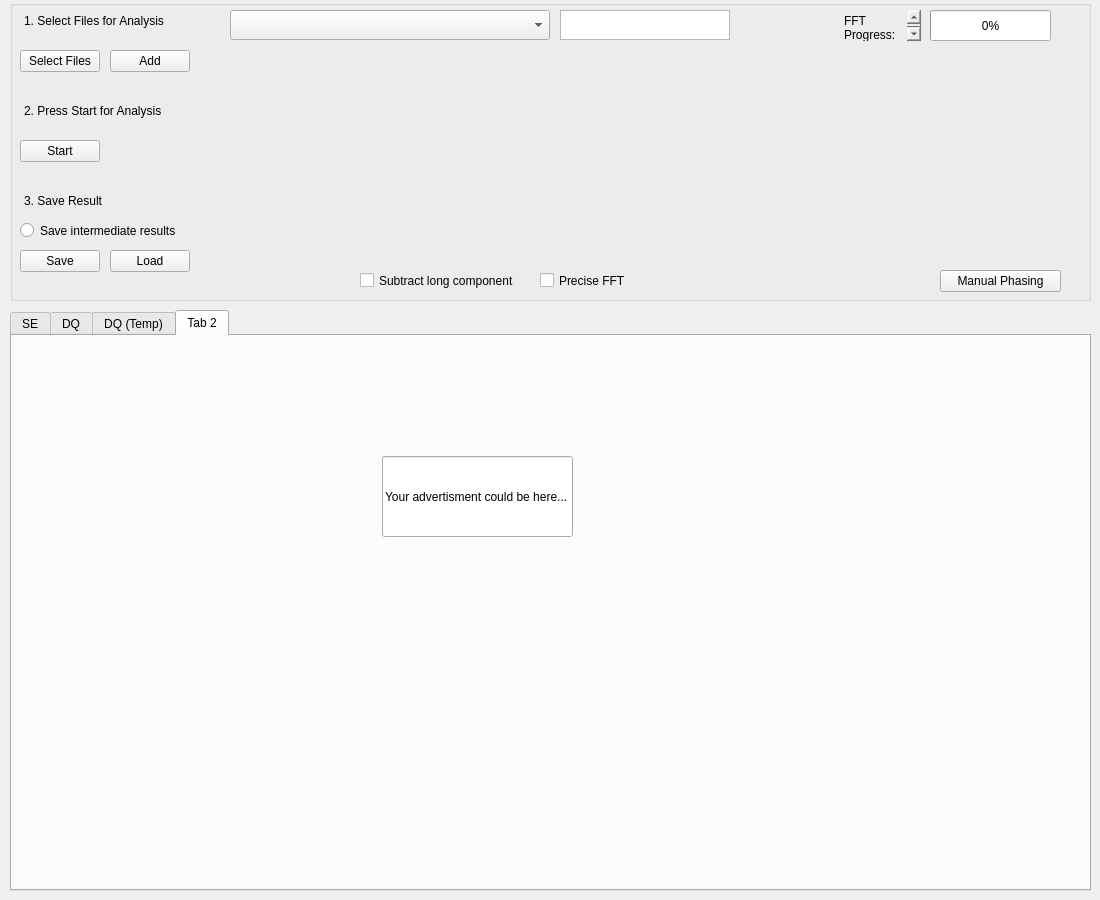
Old version of the form form.ui in the repository timesama/M2-Approach.
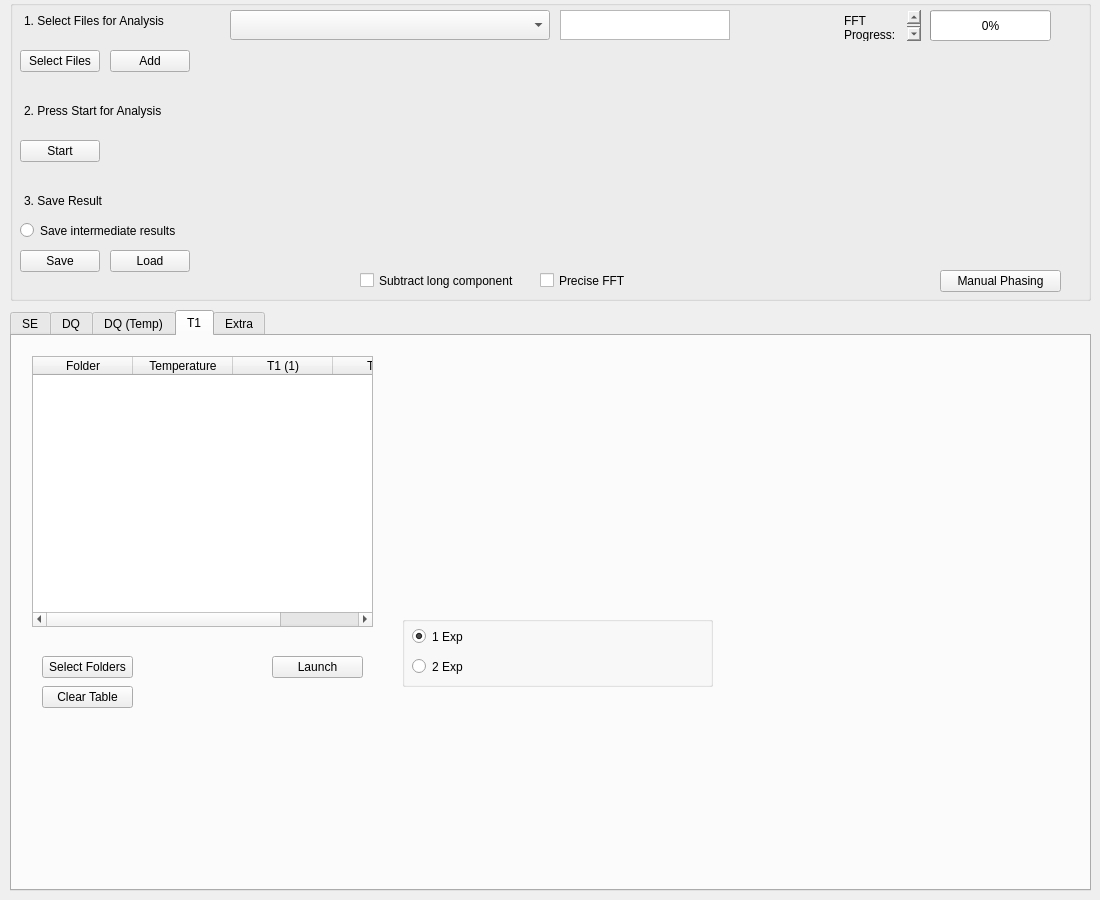
New version of the form. The open tabs and pages were chosen to show the change. Custom widgets are drawn as their Qt base class.

Commit message: Set default back and fore grounds white and black

The edit to the form file:
```diff
--- a/form.ui
+++ b/form.ui
@@ -818,7 +818,217 @@
     </widget>
     <widget class="QWidget" name="tab_4">
      <attribute name="title">
-      <string>Tab 2</string>
+      <string>T1</string>
+     </attribute>
+     <widget class="PlotWidget" name="T1_Widget_1" native="true">
+      <property name="geometry">
+       <rect>
+        <x>390</x>
+        <y>30</y>
+        <width>311</width>
+        <height>241</height>
+       </rect>
+      </property>
+      <property name="styleSheet">
+       <string notr="true"/>
+      </property>
+     </widget>
+     <widget class="QPushButton" name="btn_ClearTable_2">
+      <property name="geometry">
+       <rect>
+        <x>30</x>
+        <y>350</y>
+        <width>91</width>
+        <height>22</height>
+       </rect>
+      </property>
+      <property name="text">
+       <string>Clear Table</string>
+      </property>
+     </widget>
+     <widget class="QTableWidget" name="table_T1">
+      <property name="geometry">
+       <rect>
+        <x>20</x>
+        <y>20</y>
+        <width>341</width>
+        <height>271</height>
+       </rect>
+      </property>
+      <property name="styleSheet">
+       <string notr="true"/>
+      </property>
+      <property name="editTriggers">
+       <set>QAbstractItemView::CurrentChanged</set>
+      </property>
+      <property name="alternatingRowColors">
+       <bool>true</bool>
+      </property>
+      <property name="selectionMode">
+       <enum>QAbstractItemView::ExtendedSelection</enum>
+      </property>
+      <property name="selectionBehavior">
+       <enum>QAbstractItemView::SelectRows</enum>
+      </property>
+      <property name="columnCount">
+       <number>4</number>
+      </property>
+      <column>
+       <property name="text">
+        <string>Folder</string>
+       </property>
+      </column>
+      <column>
+       <property name="text">
+        <string>Temperature</string>
+       </property>
+      </column>
+      <column>
+       <property name="text">
+        <string>T1 (1)</string>
+       </property>
+      </column>
+      <column>
+       <property name="text">
+        <string>T1 (2)</string>
+       </property>
+      </column>
+     </widget>
+     <widget class="QPushButton" name="btn_SelectFolders_T1">
+      <property name="geometry">
+       <rect>
+        <x>30</x>
+        <y>320</y>
+        <width>91</width>
+        <height>22</height>
+       </rect>
+      </property>
+      <property name="text">
+       <string>Select Folders</string>
+      </property>
+     </widget>
+     <widget class="QPushButton" name="btn_Launch_2">
+      <property name="geometry">
+       <rect>
+        <x>260</x>
+        <y>320</y>
+        <width>91</width>
+        <height>22</height>
+       </rect>
+      </property>
+      <property name="text">
+       <string>Launch</string>
+      </property>
+     </widget>
+     <widget class="PlotWidget" name="T1_Widget_2" native="true">
+      <property name="geometry">
+       <rect>
+        <x>730</x>
+        <y>30</y>
+        <width>311</width>
+        <height>241</height>
+       </rect>
+      </property>
+      <property name="styleSheet">
+       <string notr="true"/>
+      </property>
+     </widget>
+     <widget class="QGroupBox" name="groupBox_equations">
+      <property name="geometry">
+       <rect>
+        <x>390</x>
+        <y>280</y>
+        <width>311</width>
+        <height>71</height>
+       </rect>
+      </property>
+      <property name="title">
+       <string/>
+      </property>
+      <widget class="QRadioButton" name="radioButton_2">
+       <property name="geometry">
+        <rect>
+         <x>10</x>
+         <y>10</y>
+         <width>83</width>
+         <height>21</height>
+        </rect>
+       </property>
+       <property name="text">
+        <string>1 Exp</string>
+       </property>
+       <property name="checked">
+        <bool>true</bool>
+       </property>
+      </widget>
+      <widget class="QRadioButton" name="radioButton_3">
+       <property name="geometry">
+        <rect>
+         <x>10</x>
+         <y>40</y>
+         <width>83</width>
+         <height>21</height>
+        </rect>
+       </property>
+       <property name="text">
+        <string>2 Exp</string>
+       </property>
+      </widget>
+      <widget class="QTextEdit" name="textEdit_T1">
+       <property name="geometry">
+        <rect>
+         <x>80</x>
+         <y>10</y>
+         <width>221</width>
+         <height>51</height>
+        </rect>
+       </property>
+       <property name="mouseTracking">
+        <bool>false</bool>
+       </property>
+       <property name="focusPolicy">
+        <enum>Qt::NoFocus</enum>
+       </property>
+       <property name="acceptDrops">
+        <bool>false</bool>
+       </property>
+       <property name="styleSheet">
+        <string notr="true">background: transparent</string>
+       </property>
+       <property name="frameShape">
+        <enum>QFrame::NoFrame</enum>
+       </property>
+       <property name="verticalScrollBarPolicy">
+        <enum>Qt::ScrollBarAlwaysOff</enum>
+       </property>
+       <property name="horizontalScrollBarPolicy">
+        <enum>Qt::ScrollBarAlwaysOff</enum>
+       </property>
+       <property name="sizeAdjustPolicy">
+        <enum>QAbstractScrollArea::AdjustToContents</enum>
+       </property>
+       <property name="undoRedoEnabled">
+        <bool>false</bool>
+       </property>
+       <property name="html">
+        <string>&lt;!DOCTYPE HTML PUBLIC &quot;-//W3C//DTD HTML 4.0//EN&quot; &quot;http://www.w3.org/TR/REC-html40/strict.dtd&quot;&gt;
+&lt;html&gt;&lt;head&gt;&lt;meta name=&quot;qrichtext&quot; content=&quot;1&quot; /&gt;&lt;meta charset=&quot;utf-8&quot; /&gt;&lt;style type=&quot;text/css&quot;&gt;
+p, li { white-space: pre-wrap; }
+hr { height: 1px; border-width: 0; }
+li.unchecked::marker { content: &quot;\2610&quot;; }
+li.checked::marker { content: &quot;\2612&quot;; }
+&lt;/style&gt;&lt;/head&gt;&lt;body style=&quot; font-family:'Segoe UI'; font-size:9pt; font-weight:400; font-style:normal;&quot;&gt;
+&lt;p style=&quot;-qt-paragraph-type:empty; margin-top:0px; margin-bottom:0px; margin-left:0px; margin-right:0px; -qt-block-indent:0; text-indent:0px;&quot;&gt;&lt;br /&gt;&lt;/p&gt;&lt;/body&gt;&lt;/html&gt;</string>
+       </property>
+       <property name="textInteractionFlags">
+        <set>Qt::NoTextInteraction</set>
+       </property>
+      </widget>
+     </widget>
+    </widget>
+    <widget class="QWidget" name="tab_last">
+     <attribute name="title">
+      <string>Extra</string>
      </attribute>
      <widget class="QLineEdit" name="lineEdit_2">
       <property name="geometry">
```
Left out of the diff: 58 changed lines with no effect on the pictures. The commit also changes 1 other file.
